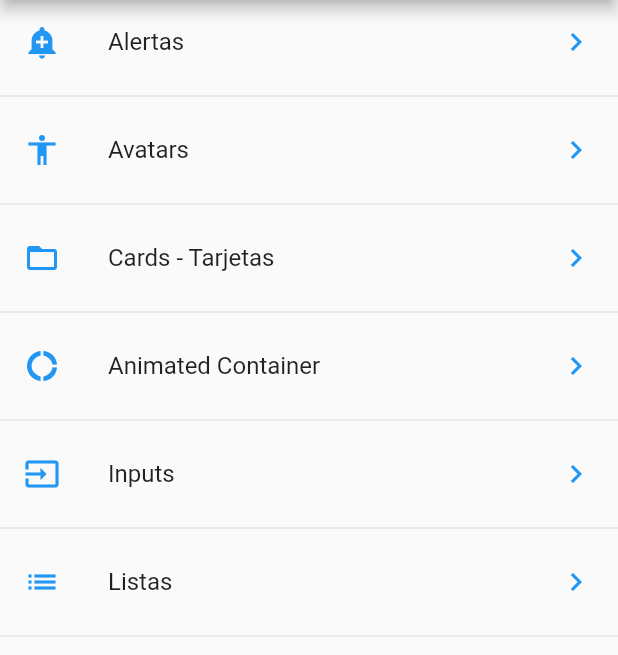
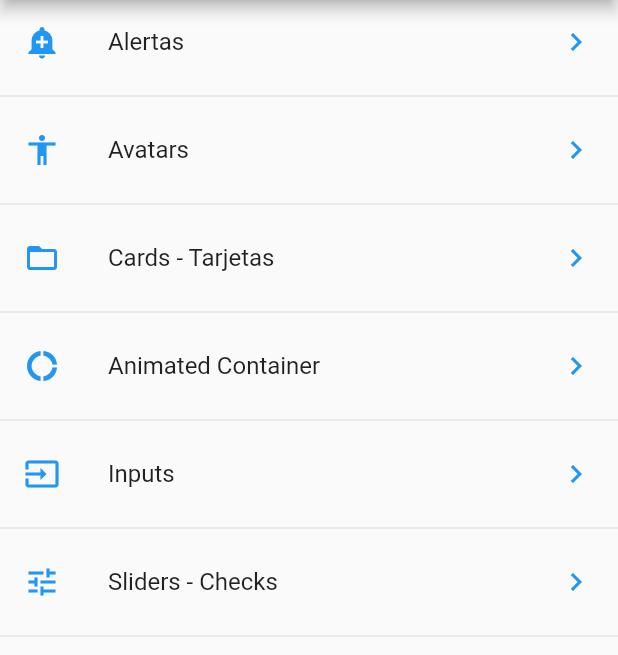
Before and after one commit to muckystack/flutter_componentes_FH, a Flutter app: the screen it shows after launch, on a phone screen of 412 x 824 dp, the part 84-739 px from its top. Run offline on Flutter 3.47's test engine with Material 2 defaults, Android fonts, the phone set to English and light mode, and no system bars.

Commit message:
Cambio icono, nombre y ruta de la página ya que hubo una equibocación

```diff
--- a/data/menu_opts.json
+++ b/data/menu_opts.json
@@ -27,9 +27,9 @@
             "texto": "Inputs"
         },
         {
-            "ruta" : "list",
-            "icon" : "list",
-            "texto": "Listas"
+            "ruta" : "slider",
+            "icon" : "tune",
+            "texto": "Sliders - Checks"
         }
     ]
 }
--- a/lib/src/pages/slider_page.dart
+++ b/lib/src/pages/slider_page.dart
@@ -50,6 +50,7 @@ class _SliderPageState extends State<SliderPage> {
     return Image(
       image: NetworkImage('http://mouse.latercera.com/wp-content/uploads/2019/03/lee.jpg'),
       width: _valorSlider,
+      // Control para que no se deforme la imagen
       fit: BoxFit.contain,
     );
   }
--- a/lib/src/routes/routes.dart
+++ b/lib/src/routes/routes.dart
@@ -16,7 +16,7 @@ Map<String, WidgetBuilder> getApplicationRoutes() {
     'card': (BuildContext context) => CardPage(),
     'animatedContainer': (BuildContext context) => AnimatedContainerPage(),
     'inputs': (BuildContext context) => InputPage(),
-    'list': (BuildContext context) => SliderPage(),
+    'slider': (BuildContext context) => SliderPage(),
   };
 
 }
--- a/lib/src/utils/icono_string_util.dart
+++ b/lib/src/utils/icono_string_util.dart
@@ -6,7 +6,7 @@ final _icons = <String , IconData> {
   'folder_open': Icons.folder_open,
   'donut_large': Icons.donut_large,
   'input': Icons.input,
-  'list': Icons.list,
+  'tune': Icons.tune,
 };
 
 
```
